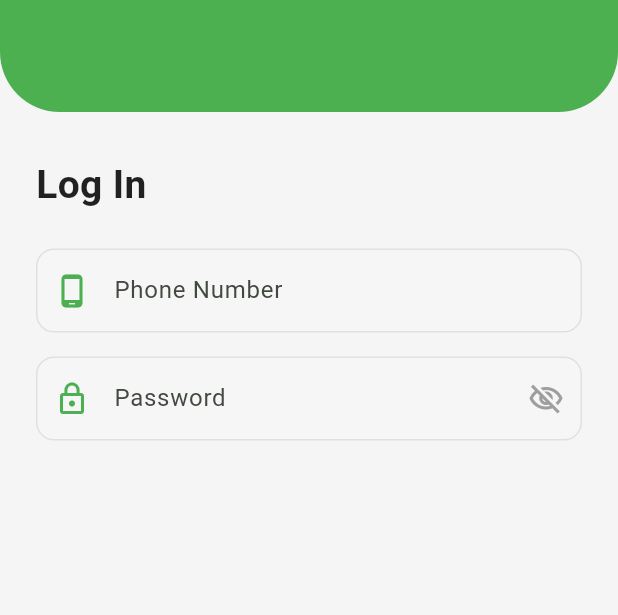
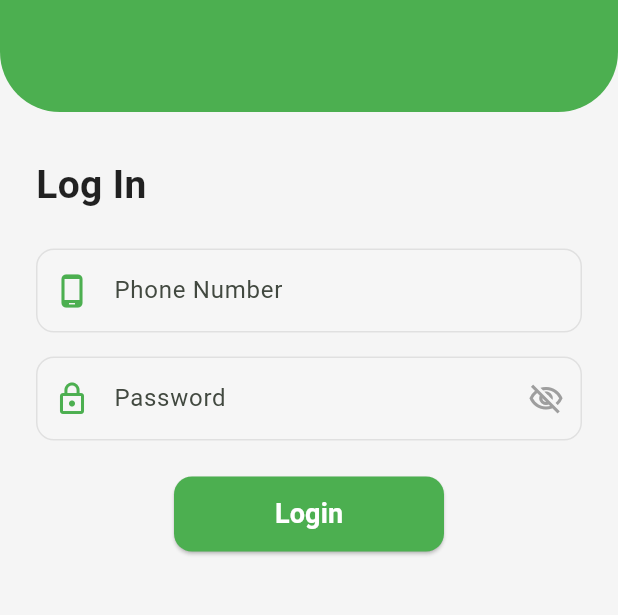
Before and after one commit to rismanitalst/KB1179-1123150058-uts, a Flutter app: the Login screen opened by its route, on a phone screen of 412 x 824 dp, the part 188-803 px from its top. Run offline on Flutter 3.47's test engine with Material 3 defaults, Android fonts, the phone set to English and light mode, and no system bars.

Commit message:
loginPage: add login button

```diff
--- a/lib/screen/login.dart
+++ b/lib/screen/login.dart
@@ -129,6 +129,40 @@ class _LoginState extends State<Login> {
                         ),
                       ),
                     ),
+                    // tombol login
+                    const SizedBox(height: 24),
+
+                    Center(
+                      child: SizedBox(
+                      width: 180,
+                      height: 50,
+                      child: ElevatedButton(
+                      style: ElevatedButton.styleFrom(
+                        backgroundColor: Colors.green,
+                        shape: RoundedRectangleBorder(
+                          borderRadius: BorderRadius.circular(12),
+                        ),
+                      ),
+                onPressed: () {
+                ScaffoldMessenger.of(context).showSnackBar(
+                    const SnackBar(
+                      content: Text("Login Success ✅",
+                      textAlign: TextAlign.center),
+                      duration: Duration(seconds: 2),
+                    ),
+                  );
+                },
+                          child: const Text(
+                          "Login",
+                            style: TextStyle(
+                            fontSize: 18,
+                            fontWeight: FontWeight.bold,
+                            color: Colors.white,
+                            ),
+                          ),
+                        ),
+                      ),
+                    ),
                   ],
                 ),
               ),
```
